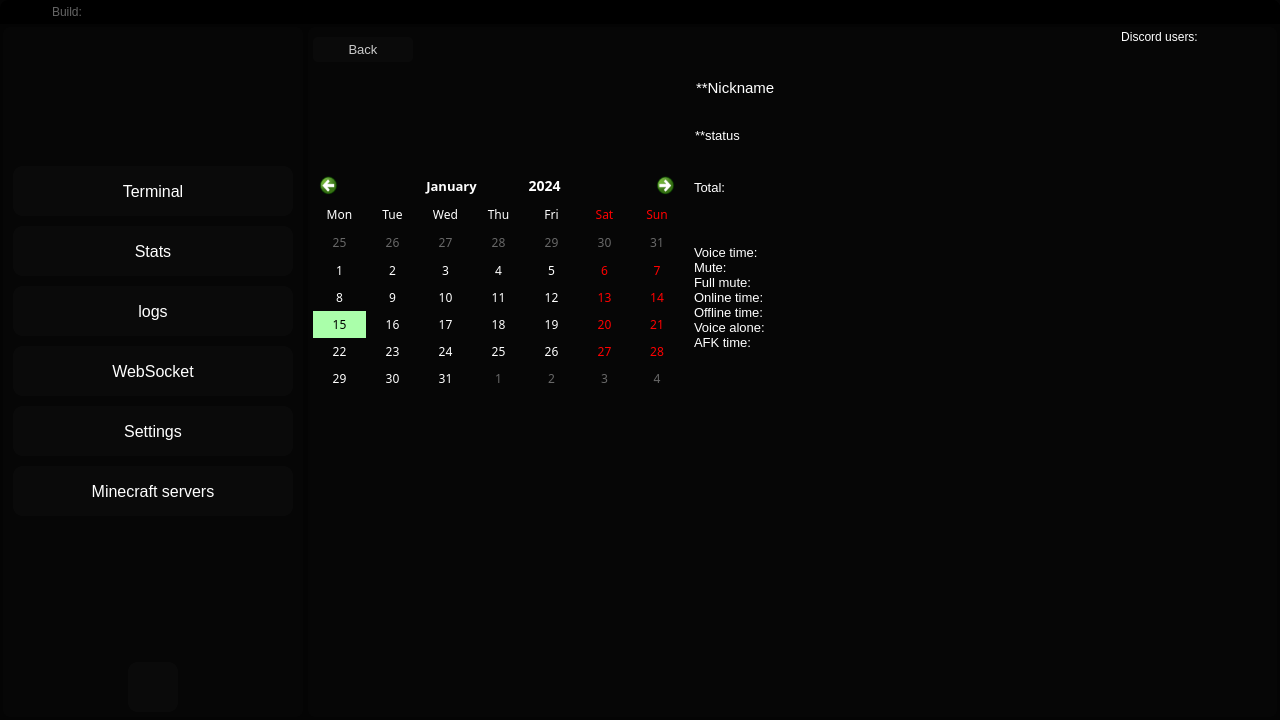
Old version of the form rainbotgui/gui/resources/rainbotGUI.ui in the repository TheVekT/RainBotGUI.
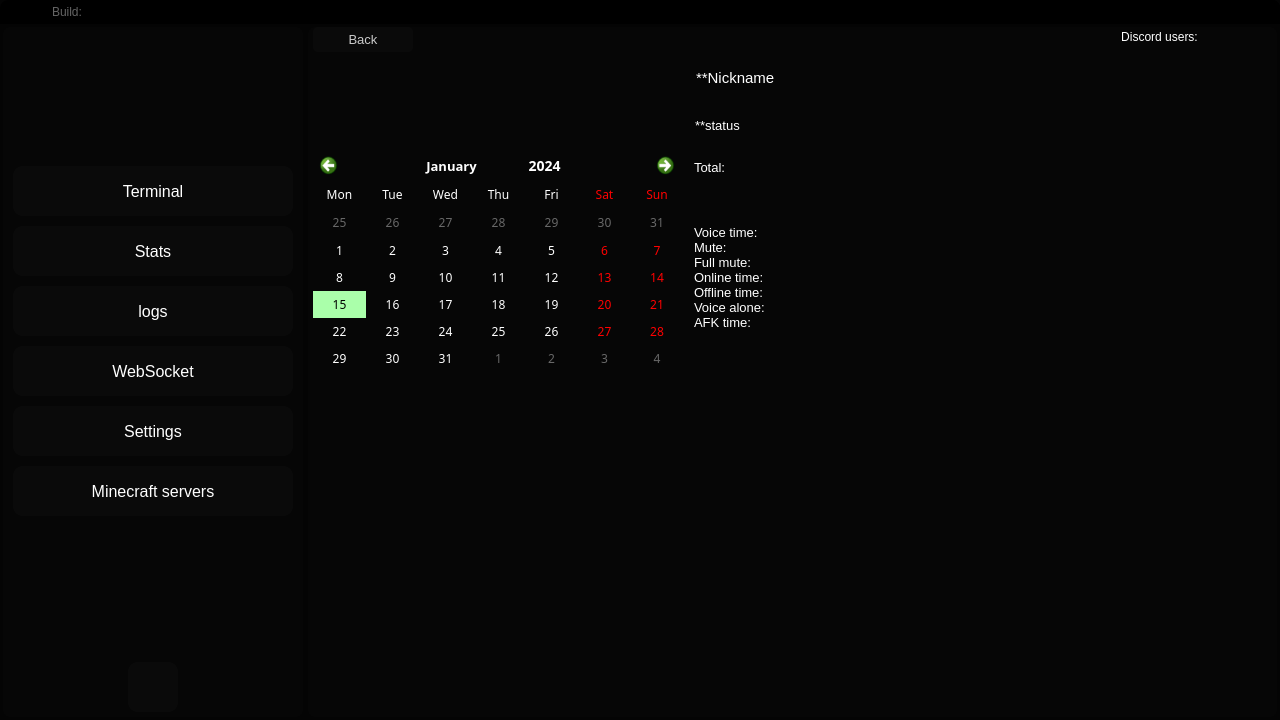
New version of the form. The open tabs and pages were chosen to show the change. Icons and pictures are not drawn.

The edit to the form file:
```diff
--- a/rainbotgui/gui/resources/rainbotGUI.ui
+++ b/rainbotgui/gui/resources/rainbotGUI.ui
@@ -2213,6 +2213,30 @@
                           </layout>
                          </item>
                          <item>
+                          <widget class="QFrame" name="frame_9">
+                           <property name="minimumSize">
+                            <size>
+                             <width>0</width>
+                             <height>300</height>
+                            </size>
+                           </property>
+                           <layout class="QVBoxLayout" name="verticalLayout_24">
+                            <property name="spacing">
+                             <number>0</number>
+                            </property>
+                            <property name="leftMargin">
+                             <number>0</number>
+                            </property>
+                            <property name="topMargin">
+                             <number>0</number>
+                            </property>
+                            <property name="rightMargin">
+                             <number>0</number>
+                            </property>
+                            <property name="bottomMargin">
+                             <number>0</number>
+                            </property>
+                            <item>
                           <widget class="QGraphicsView" name="stats_timeline">
                            <property name="minimumSize">
                             <size>
@@ -2272,6 +2296,9 @@
                            <property name="sizeAdjustPolicy">
                             <enum>QAbstractScrollArea::AdjustIgnored</enum>
                            </property>
+                             </widget>
+                            </item>
+                           </layout>
                           </widget>
                          </item>
                         </layout>
```
Lines whose indentation alone changed are shown as unchanged.
